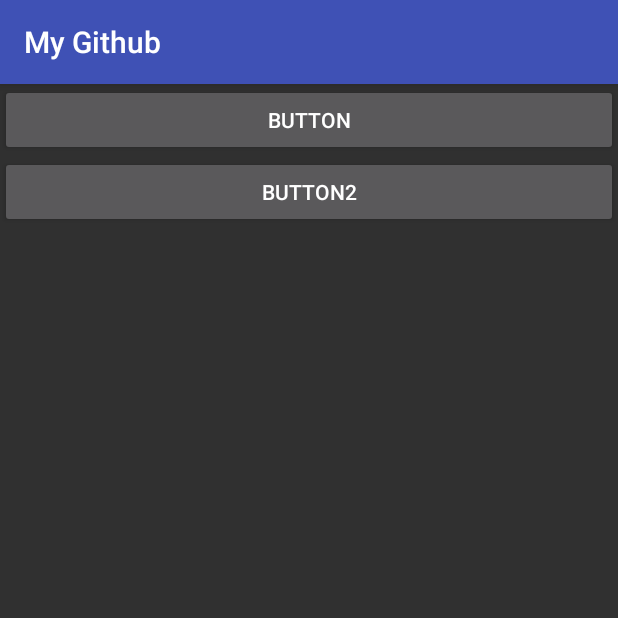
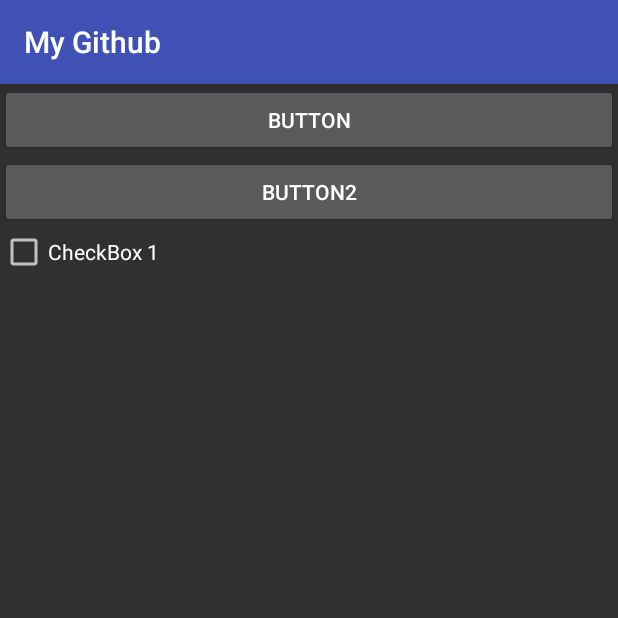
Before and after one commit to malibaig41/MyGithub, an Android app: the screen it shows after launch (MainActivity), on a phone screen of 412 x 824 dp, the top half of it. Run offline under Robolectric (Android 15) with nearby library versions, the phone set to English and light mode, and no system bars.

Commit message:
One Checkbox is added

```diff
--- a/app/src/main/res/layout/activity_main.xml
+++ b/app/src/main/res/layout/activity_main.xml
@@ -16,5 +16,10 @@
         android:layout_height="wrap_content"
         android:text="Button2" />
 
+    <CheckBox
+        android:layout_width="wrap_content"
+        android:layout_height="wrap_content"
+        android:text="CheckBox 1" />
+
 
 </LinearLayout>
```
